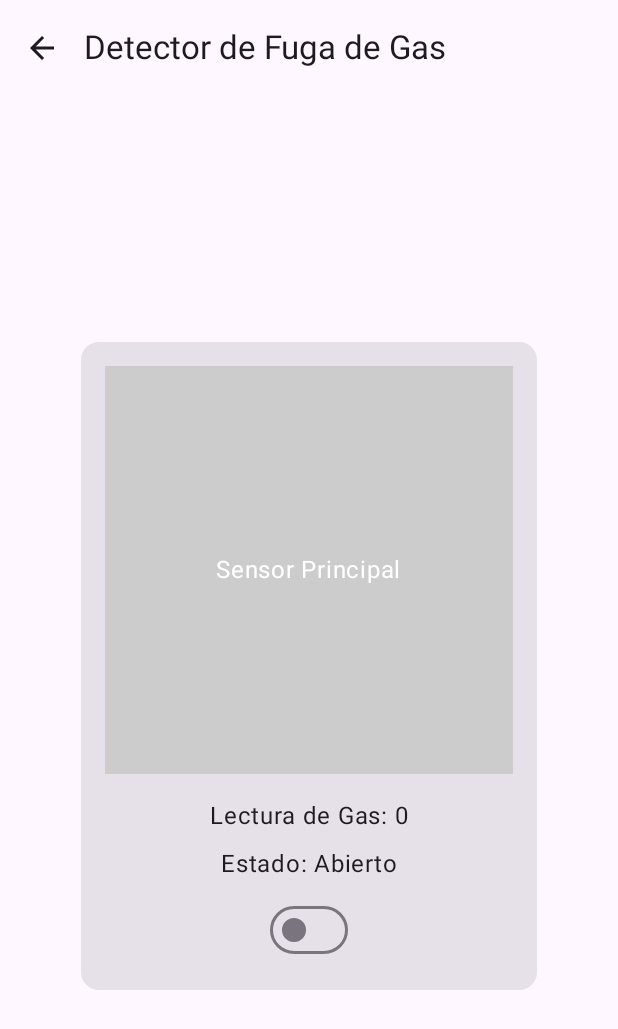
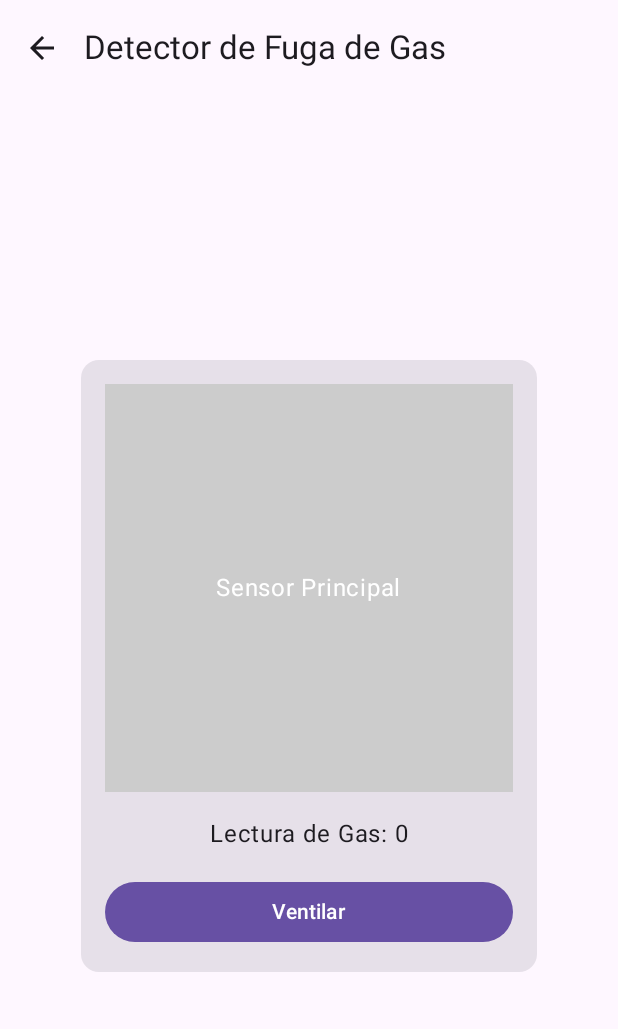
Before and after one commit to Dantebiersack/SentryHouseMobile, an Android app built with Jetpack Compose: the GasScreen screen opened through its navigation route, on a phone screen of 412 x 824 dp. Shown: the top 1029 px of the screen. Run offline under Robolectric (Android 15) with nearby library versions, the phone set to English and light mode, and no system bars; pictures from the network do not load.

Commit message:
Agregado segundo servicio para otro sensor, cambiado el intercambio de graficas entre sensores y el GasScreen

```diff
--- a/app/src/main/java/com/angel/sentryhouse/ApiService.kt
+++ b/app/src/main/java/com/angel/sentryhouse/ApiService.kt
@@ -5,4 +5,8 @@ import retrofit2.http.GET
 interface ApiService {
     @GET("/api/gas")
     suspend fun obtenerGas(): SensorData
+
+    @GET("/api/gasCocina")
+    suspend fun obtenerGasCocina(): SensorData
+
 }
--- a/app/src/main/java/com/angel/sentryhouse/ui/screens/GasScreen.kt
+++ b/app/src/main/java/com/angel/sentryhouse/ui/screens/GasScreen.kt
@@ -146,15 +146,15 @@ fun GasScreen(navController: NavController) {
 
                     Text("Lectura de Gas: $lecturaGas")
                     Spacer(modifier = Modifier.height(8.dp))
-                    Text("Estado: ${if (sensor.isClosed) "Cerrado" else "Abierto"}")
 
-                    Switch(
-                        checked = sensor.isClosed,
-                        onCheckedChange = { isChecked ->
-                            sensor = sensor.copy(isClosed = isChecked)
-                        },
-                        modifier = Modifier.padding(top = 8.dp)
-                    )
+                    // Quitar el Switch y agregar el botón "Ventilar"
+                    Spacer(modifier = Modifier.height(8.dp))
+                    Button(
+                        onClick = { /* Acción de ventilar, agregar lógica aquí si es necesario */ },
+                        modifier = Modifier.fillMaxWidth()
+                    ) {
+                        Text("Ventilar")
+                    }
 
                     if (sensor.hasLeak) {
                         Text("⚠️ Posible fuga", color = Color.Red, modifier = Modifier.padding(top = 8.dp))
```
Also changed, not shown: app/src/main/java/com/angel/sentryhouse/ui/screens/ConfiguracionScreen.kt (+22 -8 lines), app/src/main/java/com/angel/sentryhouse/ui/screens/HomeScreen.kt (+69 -6 lines).
